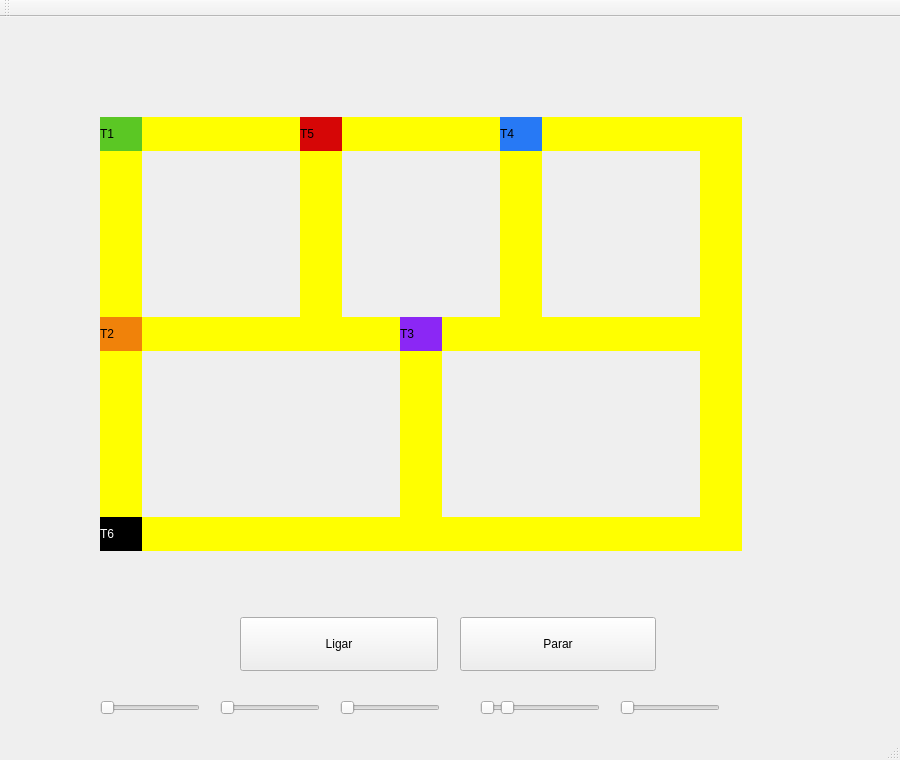
The window that mainwindow.ui (ArturRochel/threadtrem) describes before a commit, drawn with Qt 5.
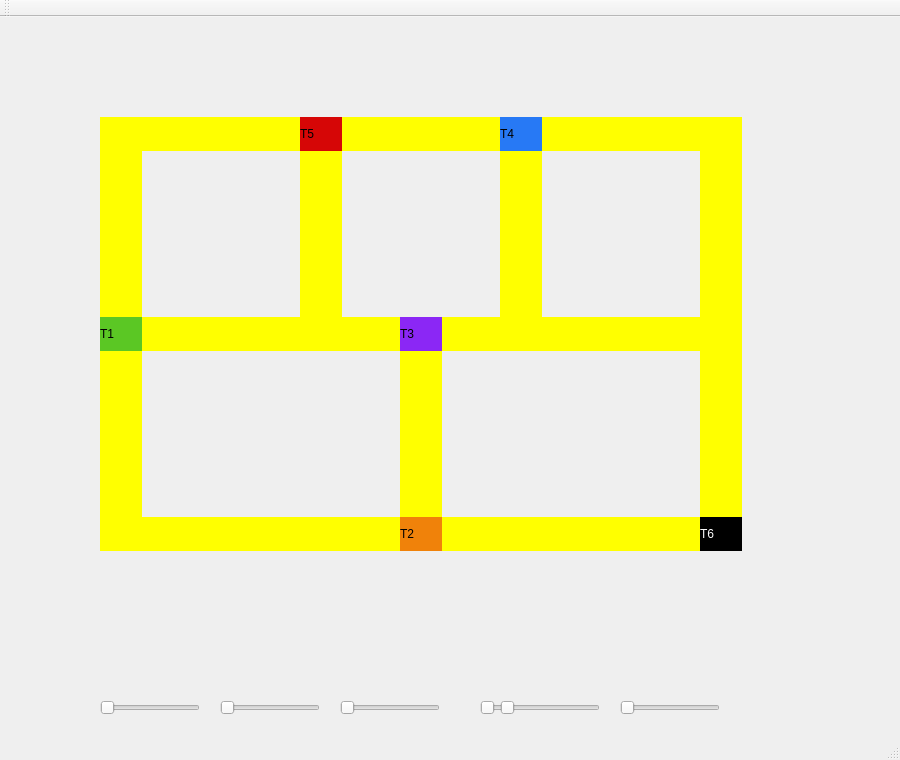
The same window after the commit.

Commit message:
Correção em trem 6 e remoção dos botões 'iniciar' e 'parar'
Corrigi pequenos erros no trem 6 e agora ele anda normalmente pelo trecho e removi os botões que iniciavam e paravam o trem. Dessa forma, ao iniciar o programa ele já inicia os trem a partir do construtor de MainWindow

```diff
--- a/mainwindow.ui
+++ b/mainwindow.ui
@@ -146,7 +146,7 @@
     <property name="geometry">
      <rect>
       <x>100</x>
-      <y>100</y>
+      <y>300</y>
       <width>42</width>
       <height>34</height>
      </rect>
@@ -162,8 +162,8 @@
    <widget class="QLabel" name="label_trem2">
     <property name="geometry">
      <rect>
-      <x>100</x>
-      <y>300</y>
+      <x>400</x>
+      <y>500</y>
       <width>42</width>
       <height>34</height>
      </rect>
@@ -230,7 +230,7 @@
    <widget class="QLabel" name="label_trem6">
     <property name="geometry">
      <rect>
-      <x>100</x>
+      <x>700</x>
       <y>500</y>
       <width>42</width>
       <height>34</height>
@@ -244,33 +244,6 @@
      <string>T6</string>
     </property>
    </widget>
-   <widget class="QPushButton" name="pushButton">
-    <property name="geometry">
-     <rect>
-      <x>240</x>
-      <y>600</y>
-      <width>198</width>
-      <height>54</height>
-     </rect>
-    </property>
-    <property name="text">
-     <string>Ligar</string>
-    </property>
-   </widget>
-   <widget class="QPushButton" name="pushButton_2">
-    <property name="geometry">
-     <rect>
-      <x>460</x>
-      <y>600</y>
-      <width>196</width>
-      <height>54</height>
-     </rect>
-    </property>
-    <property name="text">
-     <string>Parar</string>
-    </property>
-   </widget>
-
     <widget class="QSlider" name="sliderTrem1">
     <property name="geometry">
   <rect>
```
Left out of the diff: 50 changed lines with no effect on the pictures. Lines whose indentation alone changed are shown as unchanged. The commit also changes 11 other files.
